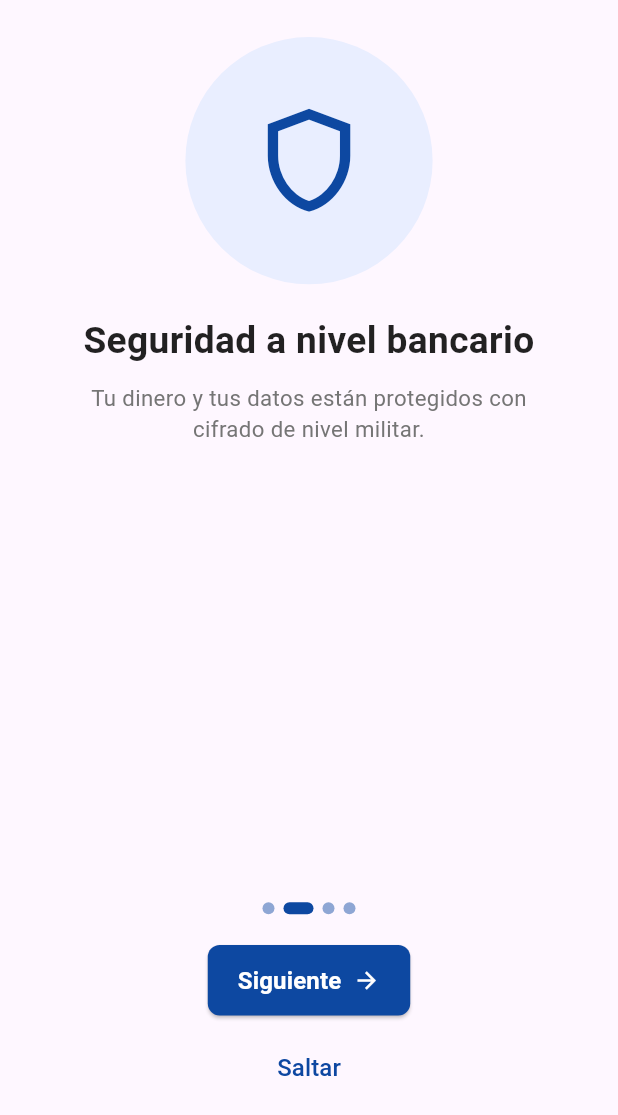
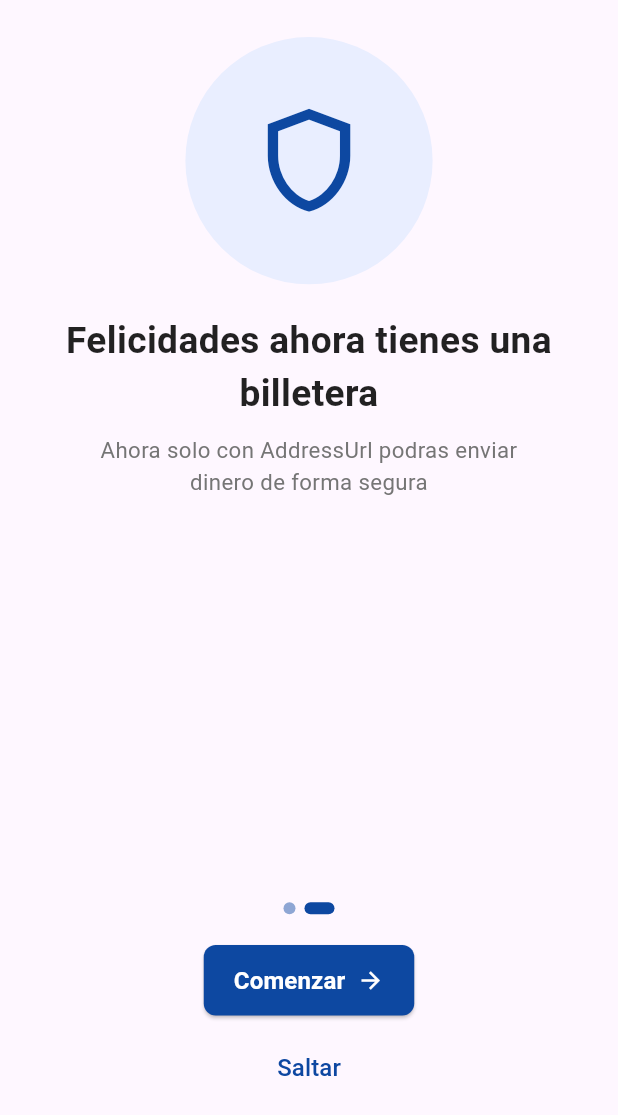
Before and after one commit to AllsVeam/Hackathon-front, a Flutter app: the CarouselScreen screen opened directly, swiped to page 2, on a phone screen of 412 x 824 dp. Shown: the top 1115 px of the screen. Run offline on Flutter 3.47's test engine with Material 3 defaults, Android fonts, the light colour scheme and no system bars; drawn by our look-alikes of carousel_slider; our stand-ins replace cloud_firestore, firebase_auth, firebase_core, flutter_native_splash, image_picker, shared_preferences; missing offline and left inert: firebase_ui_auth; accounts and stored records are empty.

Commit message:
carrusel y consumo

```diff
--- a/lib/l10n/app_en.arb
+++ b/lib/l10n/app_en.arb
@@ -45,10 +45,10 @@
   "alreadyHaveAccount": "Already have an account?",
   "linkSignIn": "Sign In",
   "carrouseltitle1": "You need to have a wallet",
-  "carrouseltitle2": "Bank-Level Security",
+  "carrouseltitle2": "Congratulations, you now have a wallet.",
   "carrouseltitle3": "Easy & Convenient",
   "carrouselsubtitle1": "Create your wallet at the following URL",
-  "carrouselsubtitle2": "Your money and data are protected with military-grade encryption.",
+  "carrouselsubtitle2": "Now you can send money safely with just AddressUrl.",
   "carrouselsubtitle3": "Make payments, pay bills, and transfer money with just a few taps.",
   "buttonNext": "Get Started",
   "buttonNext2": "Next",
--- a/lib/l10n/app_es.arb
+++ b/lib/l10n/app_es.arb
@@ -46,10 +46,10 @@
   "alreadyHaveAccount": "¿Ya tienes una cuenta?",
   "linkSignIn": "Iniciar Sesión",
   "carrouseltitle1": "Necesitas contar con billetera",
-  "carrouseltitle2": "Seguridad a nivel bancario",
+  "carrouseltitle2": "Felicidades ahora tienes una billetera",
   "carrouseltitle3": "Fácil y conveniente",
   "carrouselsubtitle1": "Crea tu billetera en la siguiente URL.",
-  "carrouselsubtitle2": "Tu dinero y tus datos están protegidos con cifrado de nivel militar.",
+  "carrouselsubtitle2": "Ahora solo con AddressUrl podras enviar dinero de forma segura",
   "carrouselsubtitle3": "Realiza pagos, paga facturas y transfiere dinero con solo unos toques.",
   "buttonNext": "Comenzar",
   "buttonNext2": "Siguiente",
--- a/lib/l10n/app_localizations.dart
+++ b/lib/l10n/app_localizations.dart
@@ -356,7 +356,7 @@ abstract class AppLocalizations {
   /// No description provided for @carrouseltitle2.
   ///
   /// In en, this message translates to:
-  /// **'Bank-Level Security'**
+  /// **'Congratulations, you now have a wallet.'**
   String get carrouseltitle2;
 
   /// No description provided for @carrouseltitle3.
@@ -374,7 +374,7 @@ abstract class AppLocalizations {
   /// No description provided for @carrouselsubtitle2.
   ///
   /// In en, this message translates to:
-  /// **'Your money and data are protected with military-grade encryption.'**
+  /// **'Now you can send money safely with just AddressUrl.'**
   String get carrouselsubtitle2;
 
   /// No description provided for @carrouselsubtitle3.
--- a/lib/l10n/app_localizations_en.dart
+++ b/lib/l10n/app_localizations_en.dart
@@ -138,7 +138,7 @@ class AppLocalizationsEn extends AppLocalizations {
   String get carrouseltitle1 => 'You need to have a wallet';
 
   @override
-  String get carrouseltitle2 => 'Bank-Level Security';
+  String get carrouseltitle2 => 'Congratulations, you now have a wallet.';
 
   @override
   String get carrouseltitle3 => 'Easy & Convenient';
@@ -147,7 +147,7 @@ class AppLocalizationsEn extends AppLocalizations {
   String get carrouselsubtitle1 => 'Create your wallet at the following URL';
 
   @override
-  String get carrouselsubtitle2 => 'Your money and data are protected with military-grade encryption.';
+  String get carrouselsubtitle2 => 'Now you can send money safely with just AddressUrl.';
 
   @override
   String get carrouselsubtitle3 => 'Make payments, pay bills, and transfer money with just a few taps.';
--- a/lib/l10n/app_localizations_es.dart
+++ b/lib/l10n/app_localizations_es.dart
@@ -138,7 +138,7 @@ class AppLocalizationsEs extends AppLocalizations {
   String get carrouseltitle1 => 'Necesitas contar con billetera';
 
   @override
-  String get carrouseltitle2 => 'Seguridad a nivel bancario';
+  String get carrouseltitle2 => 'Felicidades ahora tienes una billetera';
 
   @override
   String get carrouseltitle3 => 'Fácil y conveniente';
@@ -147,7 +147,7 @@ class AppLocalizationsEs extends AppLocalizations {
   String get carrouselsubtitle1 => 'Crea tu billetera en la siguiente URL.';
 
   @override
-  String get carrouselsubtitle2 => 'Tu dinero y tus datos están protegidos con cifrado de nivel militar.';
+  String get carrouselsubtitle2 => 'Ahora solo con AddressUrl podras enviar dinero de forma segura';
 
   @override
   String get carrouselsubtitle3 => 'Realiza pagos, paga facturas y transfiere dinero con solo unos toques.';
--- a/lib/presentation/screens/carousel/carousel_screen.dart
+++ b/lib/presentation/screens/carousel/carousel_screen.dart
@@ -83,30 +83,6 @@ class _CarouselScreenState extends State<CarouselScreen> {
         // Para los otros items, el 'subtitle' sigue siendo un String
         'subtitle': Text(
           loc.carrouselsubtitle2,
-          textAlign: TextAlign.center,
-          style: TextStyle(
-            fontSize: MediaQuery.of(context).size.height * 0.018,
-            color: Colors.grey[600],
-          ),
-        ),
-      },
-      {
-        'icon': Icons.phone_iphone,
-        'title': loc.carrouseltitle3,
-        'subtitle': Text(
-          loc.carrouselsubtitle3,
-          textAlign: TextAlign.center,
-          style: TextStyle(
-            fontSize: MediaQuery.of(context).size.height * 0.018,
-            color: Colors.grey[600],
-          ),
-        ),
-      },
-      {
-        'icon': Icons.phone_outlined,
-        'title': "hola mundo",
-        'subtitle': Text(
-          "hols hols",
           textAlign: TextAlign.center,
           style: TextStyle(
             fontSize: MediaQuery.of(context).size.height * 0.018,
--- a/lib/presentation/screens/home/send_money_screen.dart
+++ b/lib/presentation/screens/home/send_money_screen.dart
@@ -20,7 +20,7 @@ class _SendMoneyScreenState extends State<SendMoneyScreen> {
   // Receiver dinámico
   String? _receiverWalletAddress;
   final List<String> _walletAddresses = [
-    'https://ilp.interledger-test.dev/8f22ad51',
+    'https://ilp.interledger-test.dev/daniel',
   ];
 
   // Amount
@@ -203,6 +203,7 @@ class _SendMoneyScreenState extends State<SendMoneyScreen> {
                               await transactions.completedPlay();
                               Navigator.pop(context);
                               Navigator.pop(context);
+
                             },
                             child: const Text("Continue"),
                           ),
```
Also changed, not shown: lib/data/services/open_payments/open_payments_service.dart (+28 -6 lines), lib/domain/entities/paymentSendResponse.dart (+12 -15 lines), pubspec.lock.
